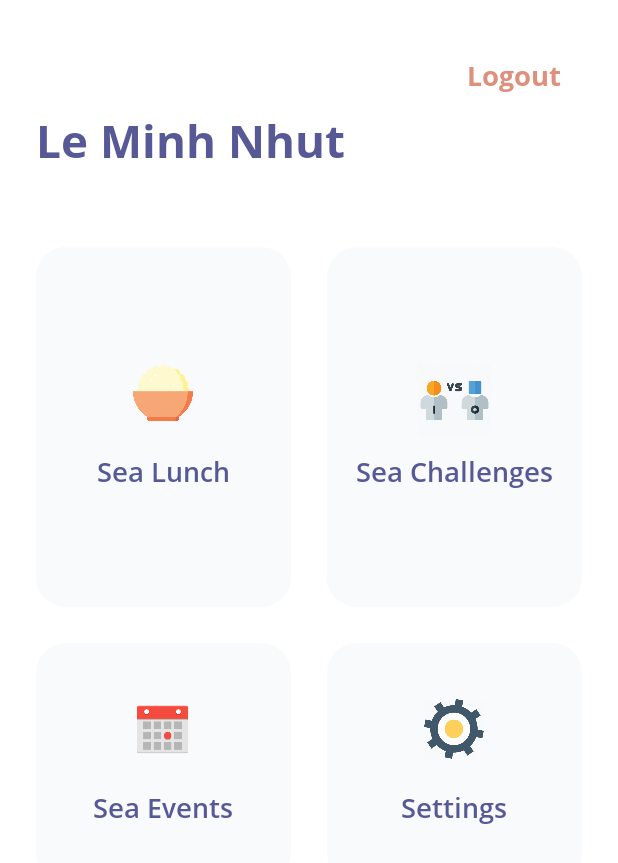
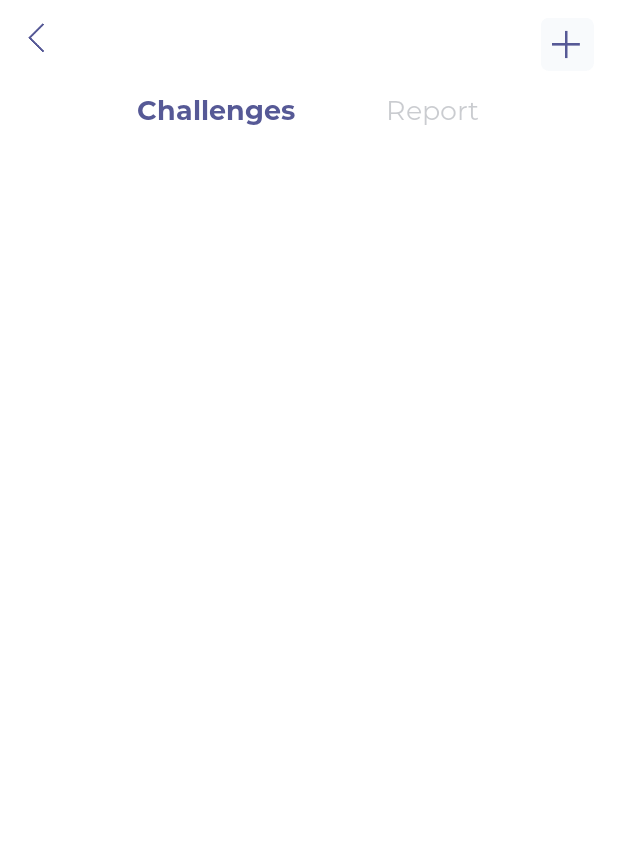
Before and after one commit to truongngoclinh/ochabot, an Android app: the MainActivity screen opened directly, with no data from a screen before it, after a tap on "Sea Challenges", on a phone screen of 412 x 824 dp. Shown: the top 863 px of the screen. Run offline under Robolectric (Android 15) with nearby library versions, the phone set to English and light mode, and no system bars; our stand-ins replace Firebase (no records; nobody signed in at launch, a user with empty details on screens opened directly), Timber.

Commit message:
update design

```diff
--- a/app/src/main/java/vn/ochabot/seaconnect/MainActivity.kt
+++ b/app/src/main/java/vn/ochabot/seaconnect/MainActivity.kt
@@ -21,7 +21,7 @@ class MainActivity : BaseActivity() {
         }
 
         findViewById<View>(R.id.challenge_menu).setOnClickListener {
-            //Todo
+            navigator.openChallengesActivity(this)
         }
 
         findViewById<View>(R.id.event_menu).setOnClickListener {
--- a/app/src/main/java/vn/ochabot/seaconnect/challenges/ChallengesActivity.java
+++ b/app/src/main/java/vn/ochabot/seaconnect/challenges/ChallengesActivity.java
@@ -22,6 +22,7 @@ import org.jetbrains.annotations.Nullable;
 import vn.ochabot.seaconnect.R;
 import vn.ochabot.seaconnect.core.base.BaseActivity;
 import vn.ochabot.seaconnect.core.helpers.UserHelper;
+import vn.ochabot.seaconnect.core.helpers.VerticalSpaceItemDecoration;
 
 import java.util.*;
 
@@ -48,6 +49,7 @@ public class ChallengesActivity extends BaseActivity {
         });
         recyclerView = findViewById(R.id.match_list);
         recyclerView.setLayoutManager(new LinearLayoutManager(this));
+        recyclerView.addItemDecoration(new VerticalSpaceItemDecoration((int) (getResources().getDisplayMetrics().density * 8)));
         recyclerView.setAdapter(adapter);
         showMatches();
     }
@@ -75,7 +77,7 @@ public class ChallengesActivity extends BaseActivity {
     }
 
     private void showMatches() {
-        matches.addSnapshotListener(new EventListener<QuerySnapshot>() {
+        matches.whereGreaterThan(Match.MATCH_STATUS, Match.STATUS_CANCELED).addSnapshotListener(new EventListener<QuerySnapshot>() {
             @Override
             public void onEvent(@javax.annotation.Nullable QuerySnapshot values, @javax.annotation.Nullable FirebaseFirestoreException e) {
                 if (e != null) {
--- a/app/src/main/java/vn/ochabot/seaconnect/challenges/Match.java
+++ b/app/src/main/java/vn/ochabot/seaconnect/challenges/Match.java
@@ -5,11 +5,12 @@ package vn.ochabot.seaconnect.challenges;
  */
 public interface Match {
 
+    int STATUS_TEAM_1_WIN = -2;
+    int STATUS_TEAM_2_WIN = -3;
+    int STATUS_CANCELED = -1;
     int STATUS_WAITING = 0;
     int STATUS_STARTED = 1;
-    int STATUS_TEAM_1_WIN = 2;
-    int STATUS_TEAM_2_WIN = 3;
-    int STATUS_CANCELED = 10;
+
 
     String HOST = "host";
     String TITLE = "title";
--- a/app/src/main/java/vn/ochabot/seaconnect/core/Navigator.kt
+++ b/app/src/main/java/vn/ochabot/seaconnect/core/Navigator.kt
@@ -3,6 +3,7 @@ package vn.ochabot.seaconnect.core
 import android.app.Activity
 import android.content.Intent
 import vn.ochabot.seaconnect.R
+import vn.ochabot.seaconnect.challenges.ChallengesActivity
 import vn.ochabot.seaconnect.core.base.BaseActivity
 import vn.ochabot.seaconnect.event.EventsActivity
 import vn.ochabot.seaconnect.lunch.LunchActivity
@@ -29,6 +30,10 @@ class Navigator @Inject constructor() {
 
     fun openOrderActivity(activity: BaseActivity, id: String) {
         activity.startActivity(ShareLunchActivity.forActivity(activity, id))
+    }
+
+    fun openChallengesActivity(activity: BaseActivity) {
+        activity.startActivity(Intent(activity, ChallengesActivity::class.java))
         activityTransitionSlide(activity)
     }
 }
--- a/app/src/main/java/vn/ochabot/seaconnect/core/helpers/UserHelper.java
+++ b/app/src/main/java/vn/ochabot/seaconnect/core/helpers/UserHelper.java
@@ -11,7 +11,7 @@ public class UserHelper {
     public static String getUserName() {
         long deviceId = (Build.MODEL + Build.BRAND + Build.MANUFACTURER).hashCode();
         Log.e("deviceKey", "" + deviceId);
-        if (deviceId == -1835170376) {
+        if (deviceId == -1835170376 || deviceId == 326176262) {
             return "Hoàng Đức Thiện";
         }
         return "Le Minh Nhut";
--- /dev/null
+++ b/app/src/main/java/vn/ochabot/seaconnect/core/helpers/VerticalSpaceItemDecoration.java
@@ -0,0 +1,23 @@
+package vn.ochabot.seaconnect.core.helpers;
+
+import android.graphics.Rect;
+import android.support.v7.widget.RecyclerView;
+import android.view.View;
+
+/**
+ * @author Thien.
+ */
+public class VerticalSpaceItemDecoration extends RecyclerView.ItemDecoration {
+
+    private final int verticalSpaceHeight;
+
+    public VerticalSpaceItemDecoration(int verticalSpaceHeight) {
+        this.verticalSpaceHeight = verticalSpaceHeight;
+    }
+
+    @Override
+    public void getItemOffsets(Rect outRect, View view, RecyclerView parent,
+                               RecyclerView.State state) {
+        outRect.bottom = verticalSpaceHeight;
+    }
+}
--- /dev/null
+++ b/app/src/main/res/drawable/bg_white_square_rounded.xml
@@ -0,0 +1,6 @@
+<shape xmlns:android="http://schemas.android.com/apk/res/android"
+       android:shape="rectangle">
+
+    <solid android:color="@color/bg_menu_cell"/>
+    <corners android:radius="24dp"/>
+</shape>
--- a/app/src/main/res/layout/activity_challenge_layout.xml
+++ b/app/src/main/res/layout/activity_challenge_layout.xml
@@ -1,18 +1,68 @@
 <?xml version="1.0" encoding="utf-8"?>
-<LinearLayout xmlns:android="http://schemas.android.com/apk/res/android"
-              xmlns:app="http://schemas.android.com/apk/res-auto"
-              android:orientation="vertical"
-              android:layout_width="match_parent"
-              android:layout_height="match_parent">
+<RelativeLayout xmlns:android="http://schemas.android.com/apk/res/android"
+                xmlns:app="http://schemas.android.com/apk/res-auto"
+                android:orientation="vertical"
+                android:background="#ffffff"
+                android:layout_width="match_parent"
+                android:layout_height="match_parent">
 
-    <android.support.v7.widget.Toolbar
-            android:id="@+id/toolbar"
-            android:layout_width="match_parent"
-            android:layout_height="?attr/actionBarSize"/>
+    <ImageView
+            android:id="@+id/toolbarIvBack"
+            android:layout_width="50dp"
+            android:layout_height="50dp"
+            android:adjustViewBounds="true"
+            android:padding="12dp"
+            android:background="?attr/selectableItemBackgroundBorderless"
+            app:srcCompat="@drawable/ic_nav_back"/>
 
-    <include layout="@layout/view_tab_layout"/>
+    <LinearLayout
+            android:id="@+id/title"
+            android:layout_width="wrap_content"
+            android:layout_centerHorizontal="true"
+            android:layout_height="wrap_content"
+            android:layout_marginTop="10dp"
+            android:layout_below="@+id/toolbarIvBack"
+            android:orientation="horizontal">
 
-    <include layout="@layout/view_match_list"/>
+        <TextView
+                android:id="@+id/title_1"
+                android:layout_width="wrap_content"
+                android:layout_height="wrap_content"
+                android:textSize="18sp"
+                android:layout_marginEnd="30dp"
+                android:fontFamily="@font/montserrat_bold"
+                android:textColor="@color/text_dark"
+                android:text="Challenges"/>
+
+        <TextView
+                android:id="@+id/title_2"
+                android:layout_width="wrap_content"
+                android:layout_height="wrap_content"
+                android:textSize="18sp"
+                android:layout_marginStart="30dp"
+                android:fontFamily="@font/montserrat_regular"
+                android:textColor="@color/text_dark_30"
+                android:text="Report"/>
+
+    </LinearLayout>
 
 
-</LinearLayout>
+    <ImageView
+            android:id="@+id/create_match"
+            android:layout_width="35dp"
+            android:src="@drawable/ic_add"
+            android:layout_alignParentEnd="true"
+            android:background="?attr/selectableItemBackgroundBorderless"
+            android:layout_marginTop="12dp"
+            android:layout_marginEnd="16dp"
+            android:layout_height="35dp"/>
+
+
+    <include
+            android:layout_below="@+id/title"
+            android:layout_width="match_parent"
+            android:layout_height="match_parent"
+            layout="@layout/view_match_list"/>
+
+
+</RelativeLayout>
--- a/app/src/main/res/layout/view_match_list.xml
+++ b/app/src/main/res/layout/view_match_list.xml
@@ -1,18 +1,17 @@
 <?xml version="1.0" encoding="utf-8"?>
 <LinearLayout xmlns:android="http://schemas.android.com/apk/res/android"
               android:orientation="vertical"
+              android:background="#ffffff"
               android:layout_width="match_parent"
               android:layout_height="match_parent">
 
-    <TextView
-            android:id="@+id/create_match"
-            android:layout_width="100dp"
-            android:text="Create Match"
-            android:layout_height="50dp"/>
-
-
     <android.support.v7.widget.RecyclerView
             android:id="@+id/match_list"
+            android:paddingLeft="16dp"
+            android:paddingRight="16dp"
+            android:layout_marginTop="15dp"
+            android:paddingTop="10dp"
+            android:clipToPadding="false"
             android:layout_width="match_parent"
             android:layout_height="match_parent">
 
```
Also changed, not shown: app/src/main/res/drawable/ic_nav_back.xml (deleted, +0 -9 lines), app/src/main/res/layout/view_match_item.xml (+21 -1 lines), app/src/main/res/drawable-xxhdpi/ic_add.png (added), app/src/main/res/drawable-xxhdpi/ic_nav_back.png (added).
